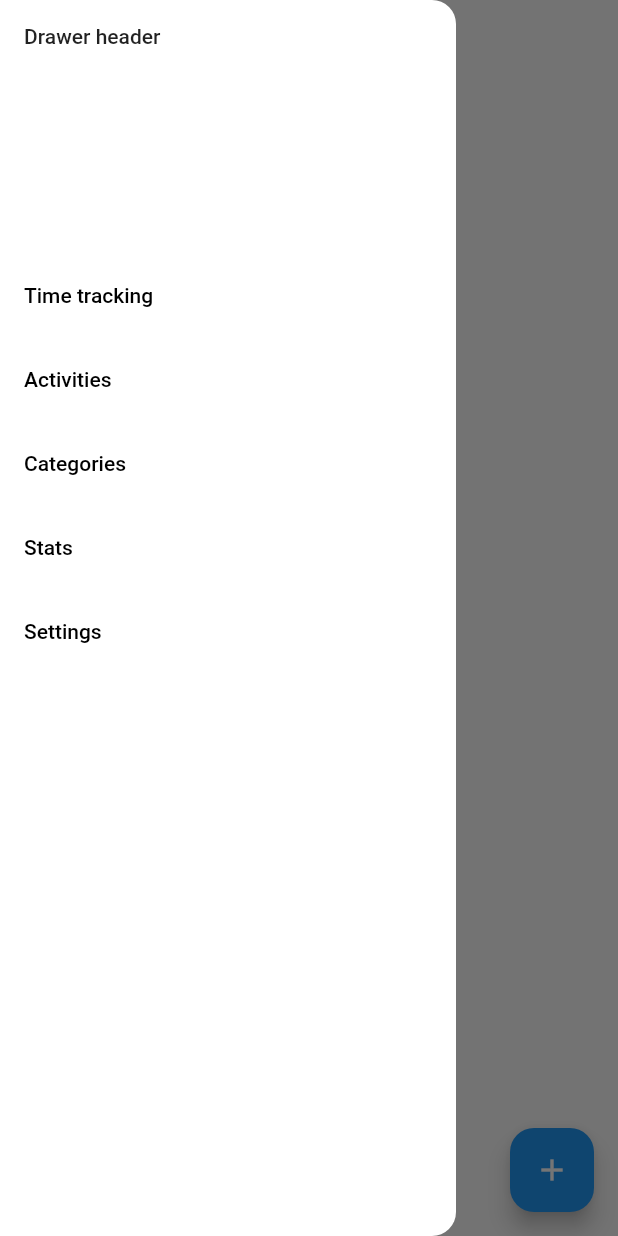
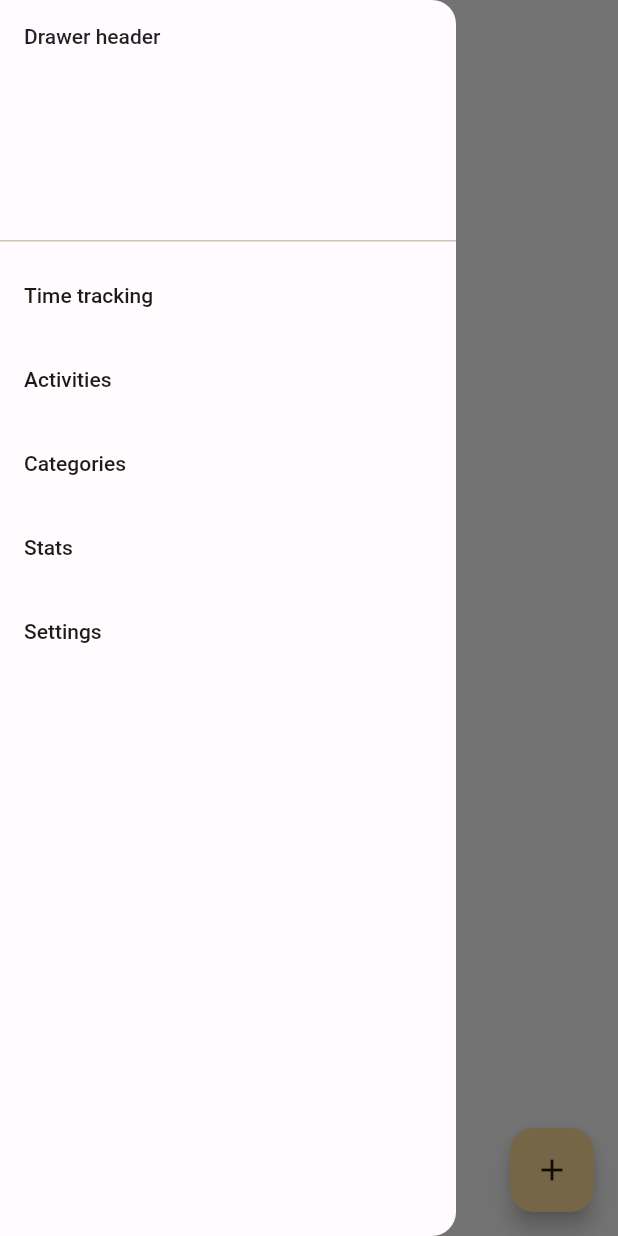
Before and after one commit to ikanadev/temea, a Flutter app: the ActivitiesScreen screen opened by its route, with the side drawer open, on a phone screen of 412 x 824 dp. Run offline on Flutter 3.47's test engine with Material 2 defaults, Android fonts, the phone set to English and light mode, and no system bars; our stand-ins replace flutter_riverpod, go_router, isar, shared_preferences; accounts and stored records are empty; generated files the repository leaves out were written again.

Commit message:
Add colorScheme colors

```diff
--- a/lib/theme/dark.dart
+++ b/lib/theme/dark.dart
@@ -3,6 +3,39 @@ import 'package:temea/theme/theme.dart';
 
 ThemeData darkTheme = ThemeData.dark().copyWith(
   useMaterial3: true,
+  colorScheme: const ColorScheme(
+    brightness: Brightness.dark,
+    primary: Color(0xFFF2BF48),
+    onPrimary: Color(0xFF3F2E00),
+    primaryContainer: Color(0xFF5B4300),
+    onPrimaryContainer: Color(0xFFFFDF9D),
+    secondary: Color(0xFFD8C4A0),
+    onSecondary: Color(0xFF3A2F15),
+    secondaryContainer: Color(0xFF52452A),
+    onSecondaryContainer: Color(0xFFF5E0BB),
+    tertiary: Color(0xFFB0CFAA),
+    onTertiary: Color(0xFF1D361C),
+    tertiaryContainer: Color(0xFF334D31),
+    onTertiaryContainer: Color(0xFFCCEBC4),
+    error: Color(0xFFFFB4AB),
+    errorContainer: Color(0xFF93000A),
+    onError: Color(0xFF690005),
+    onErrorContainer: Color(0xFFFFDAD6),
+    background: Color(0xFF1E1B16),
+    onBackground: Color(0xFFE9E1D8),
+    surface: Color(0xFF1E1B16),
+    onSurface: Color(0xFFE9E1D8),
+    surfaceVariant: Color(0xFF4D4639),
+    onSurfaceVariant: Color(0xFFD0C5B4),
+    outline: Color(0xFF998F80),
+    onInverseSurface: Color(0xFF1E1B16),
+    inverseSurface: Color(0xFFE9E1D8),
+    inversePrimary: Color(0xFF785A00),
+    shadow: Color(0xFF000000),
+    surfaceTint: Color(0xFFF2BF48),
+    outlineVariant: Color(0xFF4D4639),
+    scrim: Color(0xFF000000),
+  ),
   appBarTheme: AppBarTheme(
     backgroundColor: Colors.grey[850],
     scrolledUnderElevation: 0,
--- a/lib/theme/light.dart
+++ b/lib/theme/light.dart
@@ -4,6 +4,39 @@ import 'app_theme.dart';
 
 ThemeData lightTheme = ThemeData.light().copyWith(
   useMaterial3: true,
+  colorScheme: const ColorScheme(
+    brightness: Brightness.light,
+    primary: Color(0xFF785A00),
+    onPrimary: Color(0xFFFFFFFF),
+    primaryContainer: Color(0xFFFFDF9D),
+    onPrimaryContainer: Color(0xFF251A00),
+    secondary: Color(0xFF6B5D3F),
+    onSecondary: Color(0xFFFFFFFF),
+    secondaryContainer: Color(0xFFF5E0BB),
+    onSecondaryContainer: Color(0xFF241A04),
+    tertiary: Color(0xFF4A6547),
+    onTertiary: Color(0xFFFFFFFF),
+    tertiaryContainer: Color(0xFFCCEBC4),
+    onTertiaryContainer: Color(0xFF072109),
+    error: Color(0xFFBA1A1A),
+    errorContainer: Color(0xFFFFDAD6),
+    onError: Color(0xFFFFFFFF),
+    onErrorContainer: Color(0xFF410002),
+    background: Color(0xFFFFFBFF),
+    onBackground: Color(0xFF1E1B16),
+    surface: Color(0xFFFFFBFF),
+    onSurface: Color(0xFF1E1B16),
+    surfaceVariant: Color(0xFFEDE1CF),
+    onSurfaceVariant: Color(0xFF4D4639),
+    outline: Color(0xFF7F7667),
+    onInverseSurface: Color(0xFFF7EFE7),
+    inverseSurface: Color(0xFF33302A),
+    inversePrimary: Color(0xFFF2BF48),
+    shadow: Color(0xFF000000),
+    surfaceTint: Color(0xFF785A00),
+    outlineVariant: Color(0xFFD0C5B4),
+    scrim: Color(0xFF000000),
+  ),
   appBarTheme: AppBarTheme(
     backgroundColor: Colors.grey.shade50,
     scrolledUnderElevation: 0,
```
